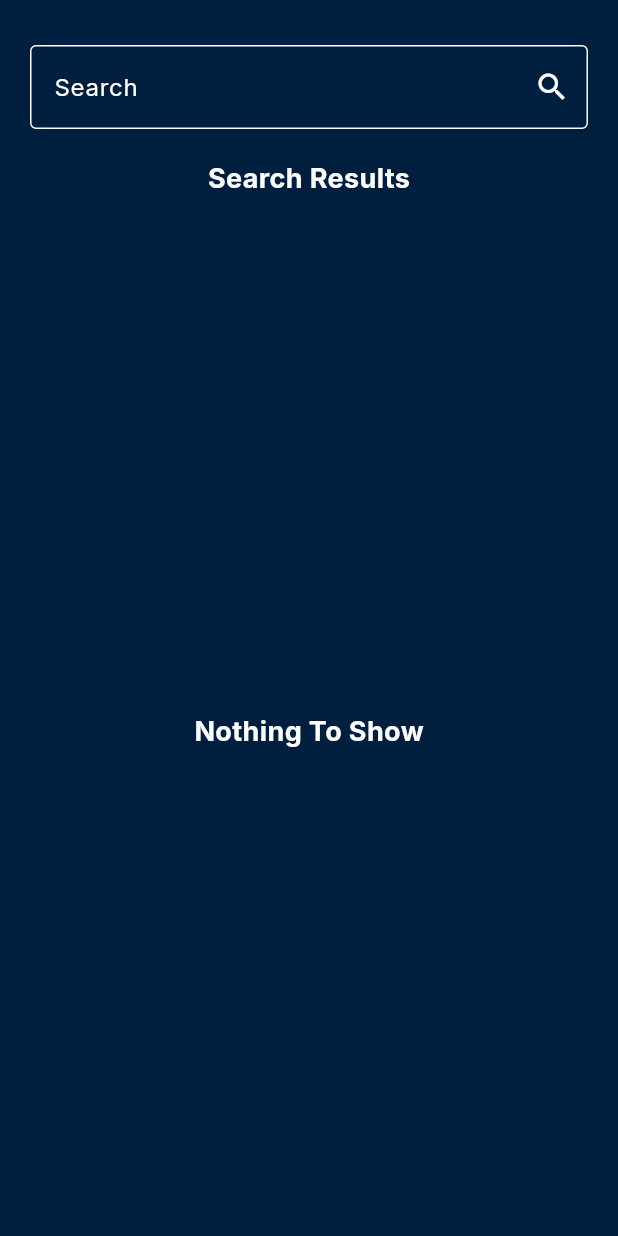
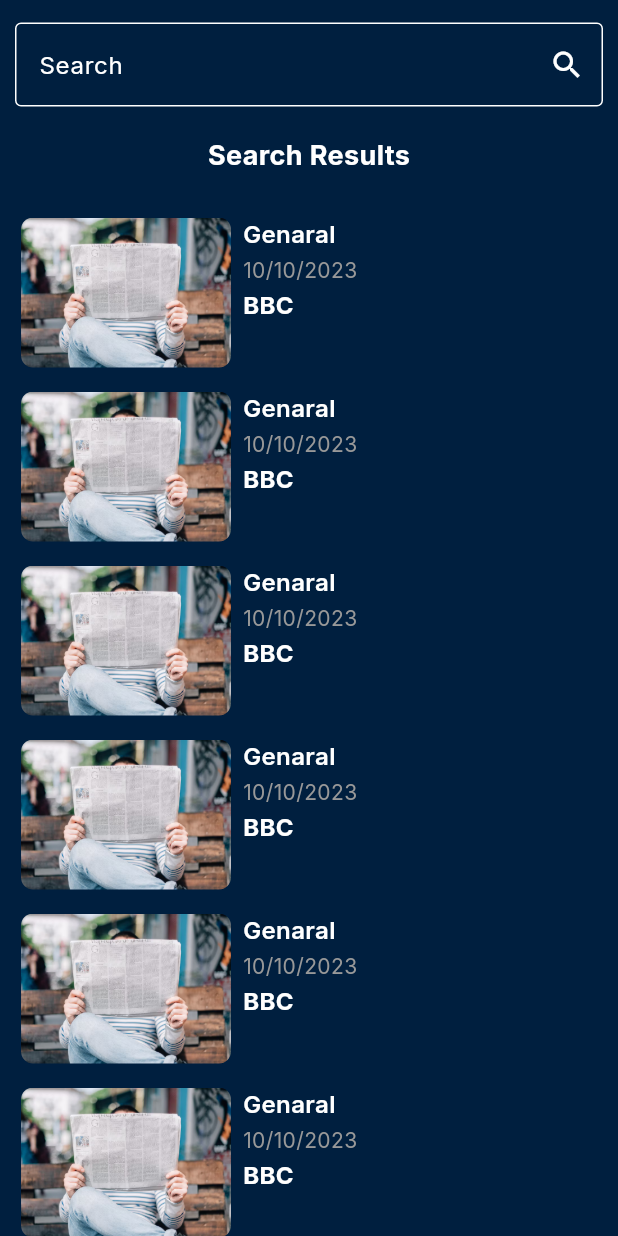
Before and after one commit to MohamedAliShosha/Insight360, a Flutter app: the SearchView screen opened by its route, on a phone screen of 412 x 824 dp. Run offline on Flutter 3.47's test engine with Material 3 defaults, Android fonts, the phone set to English and light mode, and no system bars; our stand-ins replace cached_network_image, dartz, dio, equatable, firebase_auth, firebase_core and 6 more; missing offline and left inert: firebase_app_check; accounts and stored records are empty.

Commit message:
feat(search_view): refactor SearchView and SearchViewBody for improved structure and replace SearchResultListView with SearchedResultListView

```diff
--- a/lib/Features/Search/presentation/views/search_view.dart
+++ b/lib/Features/Search/presentation/views/search_view.dart
@@ -2,11 +2,13 @@ import 'package:flutter/material.dart';
 import 'package:news_app/Features/Search/presentation/widgets/search_view_body.dart';
 
 class SearchView extends StatelessWidget {
-  const SearchView({super.key});
+  const SearchView({
+    super.key,
+  });
 
   @override
   Widget build(BuildContext context) {
-    return const Scaffold(
+    return Scaffold(
       body: SearchViewBody(),
     );
   }
--- a/lib/Features/Search/presentation/widgets/custom_search_text_field.dart
+++ b/lib/Features/Search/presentation/widgets/custom_search_text_field.dart
@@ -5,29 +5,35 @@ import 'package:news_app/constants.dart';
 import 'package:news_app/core/utils/colors_manager.dart';
 
 class CustomSearchTextField extends StatelessWidget {
-  const CustomSearchTextField({
+  CustomSearchTextField({
     super.key,
   });
+  final TextEditingController _controller = TextEditingController();
 
   @override
   Widget build(BuildContext context) {
     return TextField(
-      onSubmitted: (String value) {
-        if (value.isEmpty) {
-          ScaffoldMessenger.of(context).showSnackBar(
-            const SnackBar(content: Text('Please enter a search term.')),
-          );
-          return;
-        }
-        var searchNew = BlocProvider.of<SearchCubit>(context);
-        searchNew.getSearchedNews(
-            apiKey: Constants.apiKey, category: value, country: 'us');
-      },
+      style: const TextStyle(
+        color: ColorsManager.kWhite,
+      ),
+      controller: _controller,
       cursorColor: ColorsManager.kWhite,
       decoration: InputDecoration(
         hintText: 'Search by Category',
         suffixIcon: IconButton(
-          onPressed: () {},
+          onPressed: () {
+            final value = _controller.text
+                .trim(); // trim used to remove leading/trailing spaces
+            if (value.isEmpty) {
+              ScaffoldMessenger.of(context).showSnackBar(
+                const SnackBar(content: Text('Please enter a search term.')),
+              );
+              return;
+            }
+            context.read<SearchCubit>().getSearchedNews(
+                apiKey: Constants.apiKey, category: value, country: 'us');
+            _controller.clear(); // clear the text field after search
+          },
           icon: const Icon(
             Icons.search,
             color: ColorsManager.kWhite,
--- a/lib/Features/Search/presentation/widgets/search_result_list_view.dart
+++ /dev/null
@@ -1,82 +0,0 @@
-import 'package:flutter/material.dart';
-import 'package:flutter_bloc/flutter_bloc.dart';
-import 'package:news_app/Features/Home/presentation/widgets/news_item.dart';
-import 'package:news_app/Features/Home/presentation/widgets/news_item_shimmer.dart';
-import 'package:news_app/Features/Search/presentation/manager/SearchCubit/search_cubit.dart';
-import 'package:news_app/core/widgets/custom_error_widget.dart';
-
-class SearchResultListView extends StatelessWidget {
-  const SearchResultListView({super.key});
-
-  @override
-  Widget build(BuildContext context) {
-    return BlocBuilder<SearchCubit, SearchState>(
-      builder: (context, state) {
-        if (state is SearchLoading) {
-          return const NewsItemShimmer();
-        } else if (state is SearchSuccess) {
-          return SizedBox(
-            height: MediaQuery.of(context).size.height * .5,
-            child: ListView.builder(
-              physics: const BouncingScrollPhysics(),
-              scrollDirection: Axis.vertical,
-              itemCount: state.articles.length,
-              itemBuilder: (context, index) {
-                return Padding(
-                  padding: const EdgeInsets.symmetric(
-                      vertical: 8.0, horizontal: 8.0),
-                  child: Row(
-                    children: [
-                      SizedBox(
-                        //Add fixed width & height
-                        width: 80,
-                        height: 120,
-                        child: NewsItem(
-                          article: state.articles[index],
-                        ),
-                      ),
-                      const SizedBox(width: 20),
-                      // Expanded(
-                      //   child: Column(
-                      //     crossAxisAlignment: CrossAxisAlignment.start,
-                      //     children: [
-                      //       Text(
-                      //         state.books[index].volumeInfo.title ??
-                      //             'Unknown Title',
-                      //         overflow: TextOverflow.ellipsis,
-                      //         maxLines: 2,
-                      //         style: Styles.txtStyle20.copyWith(
-                      //           fontFamily: kGtSectraFine,
-                      //         ),
-                      //       ),
-                      //       const SizedBox(height: 3),
-                      //     ],
-                      //   ),
-                      // ),
-                    ],
-                  ),
-                );
-              },
-            ),
-          );
-        } else if (state is SearchFailure) {
-          return CustomErrorWidget(errorMessage: state.errorMessage);
-        } else {
-          return const Column(
-            mainAxisAlignment: MainAxisAlignment.center,
-            children: [
-              Text(
-                'Nothing To Show',
-                style: TextStyle(
-                  fontSize: 18,
-                  fontWeight: FontWeight.bold,
-                  color: Colors.white,
-                ),
-              ),
-            ],
-          );
-        }
-      },
-    );
-  }
-}
--- a/lib/Features/Search/presentation/widgets/search_view_body.dart
+++ b/lib/Features/Search/presentation/widgets/search_view_body.dart
@@ -1,6 +1,6 @@
 import 'package:flutter/material.dart';
 import 'package:news_app/Features/Search/presentation/widgets/custom_search_text_field.dart';
-import 'package:news_app/Features/Search/presentation/widgets/search_result_list_view.dart';
+import 'package:news_app/Features/Search/presentation/widgets/searched_result_list_view.dart';
 import 'package:news_app/core/utils/colors_manager.dart';
 
 class SearchViewBody extends StatelessWidget {
@@ -8,19 +8,19 @@ class SearchViewBody extends StatelessWidget {
 
   @override
   Widget build(BuildContext context) {
-    return const SafeArea(
+    return SafeArea(
       child: Scaffold(
         backgroundColor: ColorsManager.kPrimaryBlue,
         body: Padding(
-          padding: EdgeInsets.only(right: 20, left: 20, top: 30),
+          padding: const EdgeInsets.only(right: 10, left: 10, top: 15),
           child: Column(
             mainAxisAlignment: MainAxisAlignment.start,
             children: [
               CustomSearchTextField(),
-              SizedBox(
+              const SizedBox(
                 height: 20,
               ),
-              Text(
+              const Text(
                 'Search Results',
                 style: TextStyle(
                   fontSize: 18,
@@ -28,11 +28,11 @@ class SearchViewBody extends StatelessWidget {
                   color: Colors.white,
                 ),
               ),
-              SizedBox(
+              const SizedBox(
                 height: 20,
               ),
-              Expanded(
-                child: SearchResultListView(),
+              const Expanded(
+                child: SearchedResultListView(),
               ),
             ],
           ),
--- /dev/null
+++ b/lib/Features/Search/presentation/widgets/searched_result_list_view.dart
@@ -0,0 +1,76 @@
+import 'package:flutter/material.dart';
+import 'package:news_app/core/utils/colors_manager.dart';
+
+class SearchedResultListView extends StatelessWidget {
+  const SearchedResultListView({
+    super.key,
+  });
+
+  @override
+  Widget build(BuildContext context) {
+    return ListView.builder(
+      physics: const BouncingScrollPhysics(),
+      itemCount: 10,
+      itemBuilder: (context, index) {
+        return Padding(
+          padding: const EdgeInsets.symmetric(horizontal: 4, vertical: 8),
+          child: Row(
+            crossAxisAlignment: CrossAxisAlignment.start,
+            children: [
+              Container(
+                height: 100,
+                width: 140,
+                decoration: BoxDecoration(
+                  image: const DecorationImage(
+                    fit: BoxFit.cover,
+                    image: AssetImage('Assets/Images/general.png'),
+                  ),
+                  borderRadius: BorderRadius.circular(8),
+                ),
+              ),
+              const SizedBox(width: 8),
+              const Expanded(
+                // تستخدم هنا بشكل صحيح داخل Row
+                child: Column(
+                  crossAxisAlignment: CrossAxisAlignment.start,
+                  children: [
+                    Text(
+                      'Genaral',
+                      maxLines: 2,
+                      overflow: TextOverflow.ellipsis,
+                      style: TextStyle(
+                        color: ColorsManager.kWhite,
+                        fontWeight: FontWeight.w600,
+                        fontSize: 16,
+                      ),
+                    ),
+                    SizedBox(height: 2),
+                    Text(
+                      '10/10/2023',
+                      style: TextStyle(
+                        fontWeight: FontWeight.w400,
+                        fontSize: 14,
+                        color: ColorsManager.kLightGrey,
+                      ),
+                    ),
+                    SizedBox(height: 2),
+                    Text(
+                      'BBC',
+                      maxLines: 3,
+                      overflow: TextOverflow.ellipsis,
+                      style: TextStyle(
+                        fontWeight: FontWeight.bold,
+                        fontSize: 16,
+                        color: ColorsManager.kWhite,
+                      ),
+                    ),
+                  ],
+                ),
+              ),
+            ],
+          ),
+        );
+      },
+    );
+  }
+}
```
